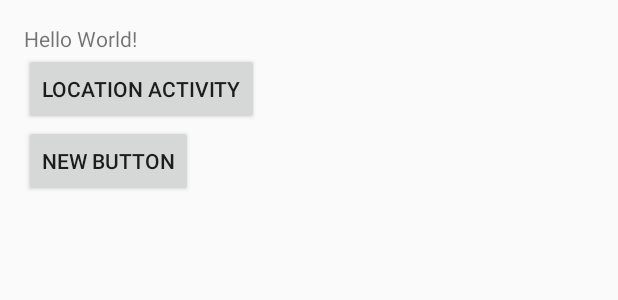
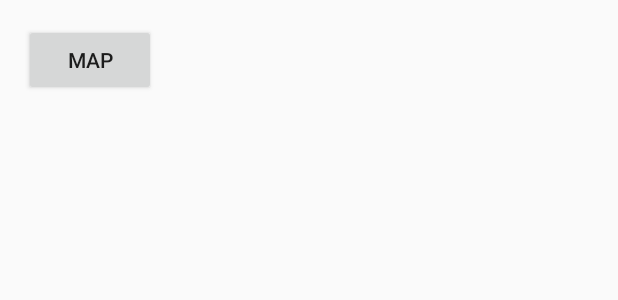
Before and after one commit to dzhan008/realexp, an Android app: the layout content_main.xml on its own in the app's theme, with its tools: preview values and no code run, on a phone screen of 412 x 824 dp. Shown: the top 300 px of the screen. Run offline under Robolectric (Android 15) with nearby library versions, the phone set to English and light mode, and no system bars.

Commit message:
Created many broken things working with layout, zoom, and linking activities

```diff
--- a/RealEXP/app/src/main/res/layout/content_main.xml
+++ b/RealEXP/app/src/main/res/layout/content_main.xml
@@ -12,28 +12,13 @@
     tools:context="realexp.realexp.Main"
     tools:showIn="@layout/activity_main">
 
-    <TextView
-        android:layout_width="wrap_content"
-        android:layout_height="wrap_content"
-        android:text="Hello World!"
-        android:id="@+id/textView" />
-
     <Button
         android:layout_width="wrap_content"
         android:layout_height="wrap_content"
-        android:text="Location Activity"
-        android:id="@+id/btnLocationA"
-        android:layout_below="@+id/textView"
-        android:layout_alignParentStart="true"
-        android:onClick="btnLocationA_onClick" />
-
-    <Button
-        android:layout_width="wrap_content"
-        android:layout_height="wrap_content"
-        android:text="New Button"
-        android:id="@+id/button"
-        android:layout_below="@+id/btnLocationA"
-        android:layout_alignParentStart="true"
-        android:onClick="btnHeartrate_Click" />
+        android:text="Map"
+        android:id="@+id/g_map"
+        android:onClick="g_map_Click"
+        android:layout_alignParentTop="true"
+        android:layout_alignParentStart="true" />
 
 </RelativeLayout>
```
Also changed, not shown: RealEXP/app/src/main/java/realexp/realexp/Fragment.java (added, +15 -0 lines), RealEXP/app/src/main/java/realexp/realexp/Main.java (added, +21 -0 lines).
